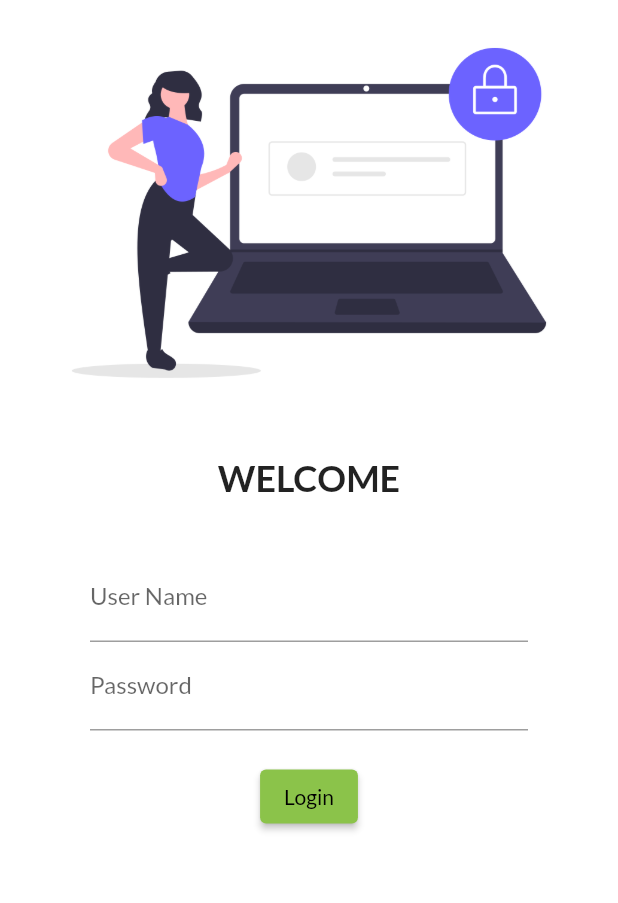
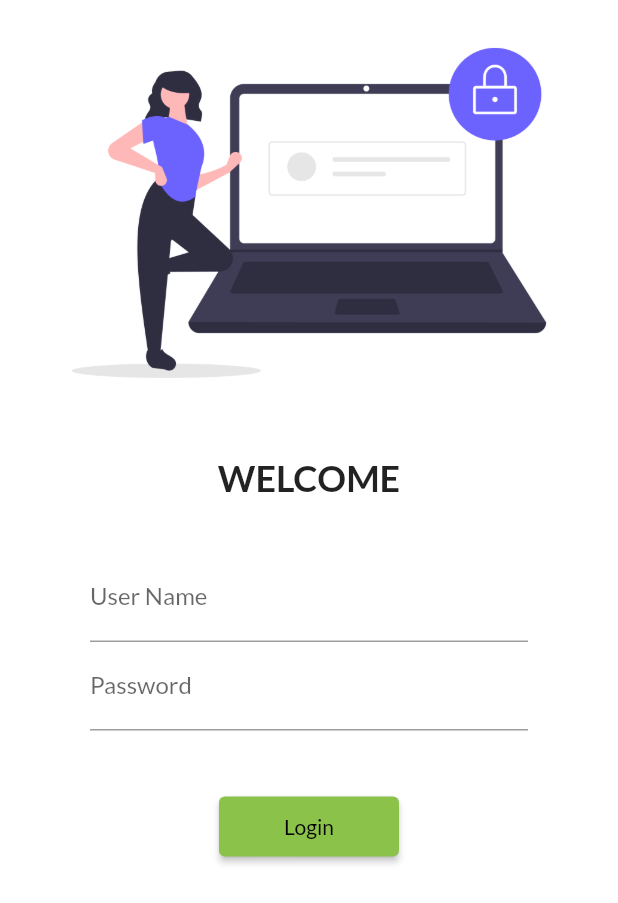
Before and after one commit to Houra-batool/30days_of_flutter, a Flutter app: the screen it shows after launch, on a phone screen of 412 x 824 dp. Shown: the top 903 px of the screen. Run offline on Flutter 3.47's test engine with Material 2 defaults, Android fonts, the phone set to English and light mode, and no system bars; our stand-ins replace google_fonts.

Commit message:
day6 completed

```diff
--- a/lib/main.dart
+++ b/lib/main.dart
@@ -1,5 +1,6 @@
 import 'package:ecommerce_project/screens/home_screen.dart';
 import 'package:ecommerce_project/screens/login_screen.dart';
+import 'package:ecommerce_project/utils/routes.dart';
 import 'package:google_fonts/google_fonts.dart';
 import 'package:flutter/material.dart';
 
@@ -25,8 +26,8 @@ class MyApp extends StatelessWidget {
 
       routes: {
         "/": (context) => HomeScreen(),
-        "/login": (context) => LoginScreen(),
-        "/home": (context) => HomeScreen(),
+        MyRotues.loginRoute: (context) => LoginScreen(),
+        MyRotues.homeRoute: (context) => HomeScreen(),
       },
     );
   }
--- a/lib/screens/login_screen.dart
+++ b/lib/screens/login_screen.dart
@@ -1,3 +1,4 @@
+import 'package:ecommerce_project/utils/routes.dart';
 import 'package:flutter/material.dart';
 
 class LoginScreen extends StatelessWidget {
@@ -5,6 +6,7 @@ class LoginScreen extends StatelessWidget {
   Widget build(BuildContext context) {
     return Material(
       color: Colors.white,
+      child: SingleChildScrollView(
         child: Column(children: [
           Image.asset(
             "assets/images/login_image.png",
@@ -38,18 +40,19 @@ class LoginScreen extends StatelessWidget {
                 ),
               ),
               SizedBox(
-              height: 20,
+                height: 40,
               ),
               ElevatedButton(
                 onPressed: () {
-                print("heyy babee ");
+                  Navigator.pushNamed(context, MyRotues.homeRoute);
                 },
                 child: Text("Login"),
-              style: TextButton.styleFrom(),
+                style: TextButton.styleFrom(minimumSize: Size(120, 40)),
               )
             ]),
           )
         ]),
+      ),
     );
   }
 }
--- /dev/null
+++ b/lib/utils/routes.dart
@@ -0,0 +1,7 @@
+import 'package:flutter/material.dart';
+
+class MyRotues{
+
+  static String loginRoute = '/login';
+  static String homeRoute = '/home';
+}
```
Lines whose indentation alone changed are shown as unchanged.
